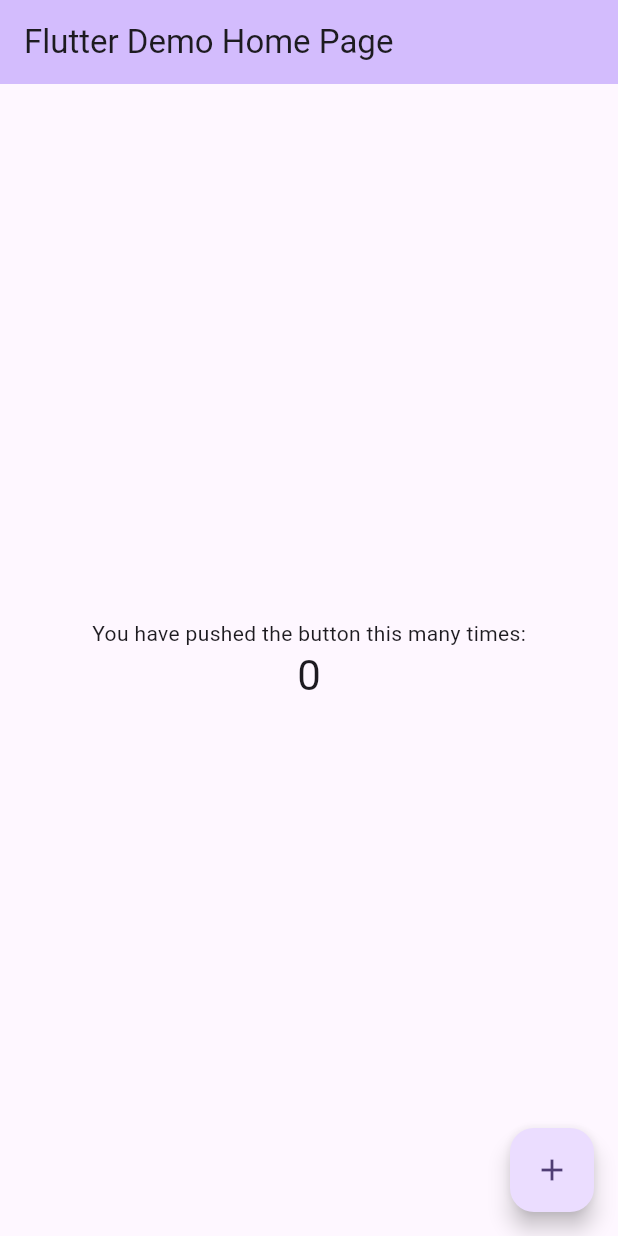
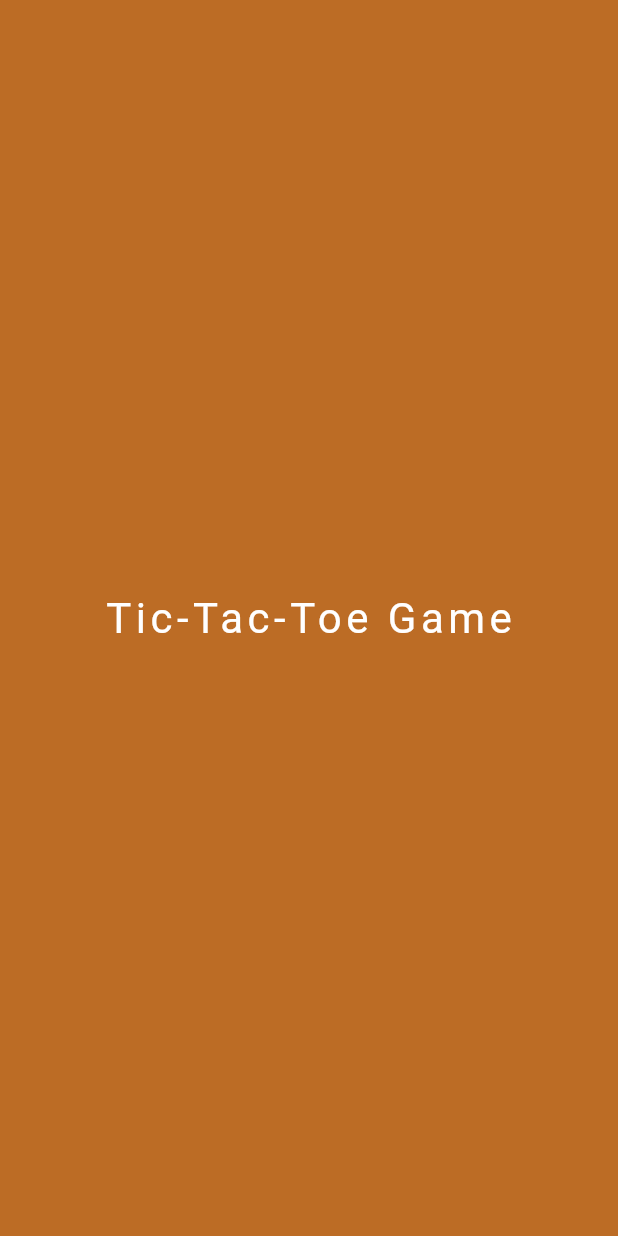
Before and after one commit to Dozie-dev/Tic-Tac-Toe-Game, a Flutter app: the screen it shows after launch, on a phone screen of 412 x 824 dp. Run offline on Flutter 3.47's test engine with Material 3 defaults, Android fonts, the phone set to English and light mode, and no system bars; our stand-ins replace google_fonts; Roboto replaces fonts that are missing (Coiny).

Commit message:
chore: fixed the bug and initiated the pages

```diff
--- /dev/null
+++ b/tictactoe/lib/colors/color.dart
@@ -0,0 +1,7 @@
+import 'package:flutter/material.dart';
+
+class Appcolor {
+  static Color primaryColor = Color(0xFFbc6c25);
+  static Color secondaryColor = Color(0xFFfefae0);
+  static Color accentColor = Color(0xFF606c38);
+}
--- a/tictactoe/lib/main.dart
+++ b/tictactoe/lib/main.dart
@@ -1,122 +1,8 @@
 import 'package:flutter/material.dart';
+import 'package:tictactoe/pages/splashscreen.dart';
 
 void main() {
-  runApp(const MyApp());
+  runApp(
+    const MaterialApp(debugShowCheckedModeBanner: false, home: Splashscreen()),
+  );
 }
-
-class MyApp extends StatelessWidget {
-  const MyApp({super.key});
-
-  // This widget is the root of your application.
-  @override
-  Widget build(BuildContext context) {
-    return MaterialApp(
-      title: 'Flutter Demo',
-      theme: ThemeData(
-        // This is the theme of your application.
-        //
-        // TRY THIS: Try running your application with "flutter run". You'll see
-        // the application has a purple toolbar. Then, without quitting the app,
-        // try changing the seedColor in the colorScheme below to Colors.green
-        // and then invoke "hot reload" (save your changes or press the "hot
-        // reload" button in a Flutter-supported IDE, or press "r" if you used
-        // the command line to start the app).
-        //
-        // Notice that the counter didn't reset back to zero; the application
-        // state is not lost during the reload. To reset the state, use hot
-        // restart instead.
-        //
-        // This works for code too, not just values: Most code changes can be
-        // tested with just a hot reload.
-        colorScheme: ColorScheme.fromSeed(seedColor: Colors.deepPurple),
-      ),
-      home: const MyHomePage(title: 'Flutter Demo Home Page'),
-    );
-  }
-}
-
-class MyHomePage extends StatefulWidget {
-  const MyHomePage({super.key, required this.title});
-
-  // This widget is the home page of your application. It is stateful, meaning
-  // that it has a State object (defined below) that contains fields that affect
-  // how it looks.
-
-  // This class is the configuration for the state. It holds the values (in this
-  // case the title) provided by the parent (in this case the App widget) and
-  // used by the build method of the State. Fields in a Widget subclass are
-  // always marked "final".
-
-  final String title;
-
-  @override
-  State<MyHomePage> createState() => _MyHomePageState();
-}
-
-class _MyHomePageState extends State<MyHomePage> {
-  int _counter = 0;
-
-  void _incrementCounter() {
-    setState(() {
-      // This call to setState tells the Flutter framework that something has
-      // changed in this State, which causes it to rerun the build method below
-      // so that the display can reflect the updated values. If we changed
-      // _counter without calling setState(), then the build method would not be
-      // called again, and so nothing would appear to happen.
-      _counter++;
-    });
-  }
-
-  @override
-  Widget build(BuildContext context) {
-    // This method is rerun every time setState is called, for instance as done
-    // by the _incrementCounter method above.
-    //
-    // The Flutter framework has been optimized to make rerunning build methods
-    // fast, so that you can just rebuild anything that needs updating rather
-    // than having to individually change instances of widgets.
-    return Scaffold(
-      appBar: AppBar(
-        // TRY THIS: Try changing the color here to a specific color (to
-        // Colors.amber, perhaps?) and trigger a hot reload to see the AppBar
-        // change color while the other colors stay the same.
-        backgroundColor: Theme.of(context).colorScheme.inversePrimary,
-        // Here we take the value from the MyHomePage object that was created by
-        // the App.build method, and use it to set our appbar title.
-        title: Text(widget.title),
-      ),
-      body: Center(
-        // Center is a layout widget. It takes a single child and positions it
-        // in the middle of the parent.
-        child: Column(
-          // Column is also a layout widget. It takes a list of children and
-          // arranges them vertically. By default, it sizes itself to fit its
-          // children horizontally, and tries to be as tall as its parent.
-          //
-          // Column has various properties to control how it sizes itself and
-          // how it positions its children. Here we use mainAxisAlignment to
-          // center the children vertically; the main axis here is the vertical
-          // axis because Columns are vertical (the cross axis would be
-          // horizontal).
-          //
-          // TRY THIS: Invoke "debug painting" (choose the "Toggle Debug Paint"
-          // action in the IDE, or press "p" in the console), to see the
-          // wireframe for each widget.
-          mainAxisAlignment: MainAxisAlignment.center,
-          children: <Widget>[
-            const Text('You have pushed the button this many times:'),
-            Text(
-              '$_counter',
-              style: Theme.of(context).textTheme.headlineMedium,
-            ),
-          ],
-        ),
-      ),
-      floatingActionButton: FloatingActionButton(
-        onPressed: _incrementCounter,
-        tooltip: 'Increment',
-        child: const Icon(Icons.add),
-      ), // This trailing comma makes auto-formatting nicer for build methods.
-    );
-  }
-}
--- /dev/null
+++ b/tictactoe/lib/pages/splashscreen.dart
@@ -0,0 +1,19 @@
+import 'package:flutter/material.dart';
+import 'package:google_fonts/google_fonts.dart';
+import 'package:tictactoe/colors/color.dart';
+
+class Splashscreen extends StatelessWidget {
+  const Splashscreen({super.key});
+
+  static var customFontWhite = GoogleFonts.coiny(
+    textStyle: TextStyle(color: Colors.white, fontSize: 28, letterSpacing: 3),
+  );
+
+  @override
+  Widget build(BuildContext context) {
+    return Scaffold(
+      backgroundColor: Appcolor.primaryColor,
+      body: Center(child: Text('Tic-Tac-Toe Game', style: customFontWhite)),
+    );
+  }
+}
--- a/tictactoe/pubspec.yaml
+++ b/tictactoe/pubspec.yaml
@@ -34,6 +34,7 @@ dependencies:
   # The following adds the Cupertino Icons font to your application.
   # Use with the CupertinoIcons class for iOS style icons.
   cupertino_icons: ^1.0.8
+  google_fonts: ^6.2.1
 
 dev_dependencies:
   flutter_test:
```
Also changed, not shown: tictactoe/lib/pages/landing_page.dart (added, +15 -0 lines), tictactoe/pubspec.lock, 3 other files.
